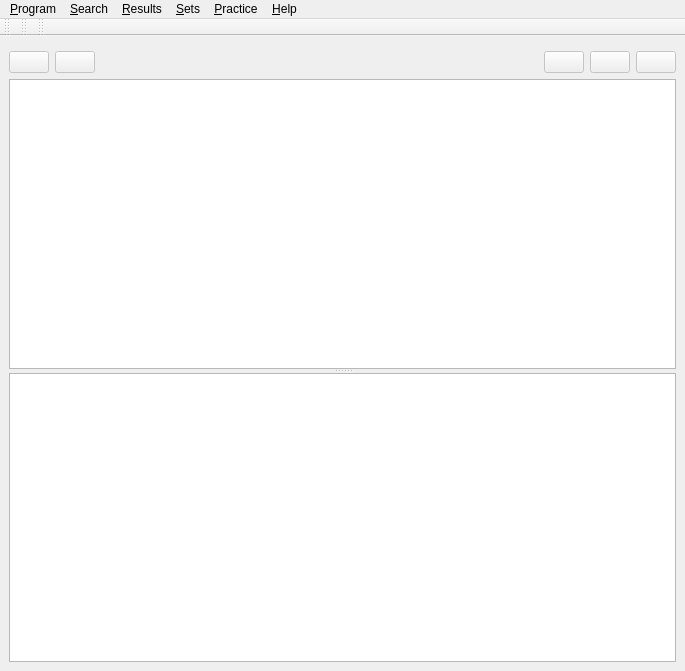
Old version of the form src/gui/MainWindow.ui in the repository Gnurou/tagainijisho.
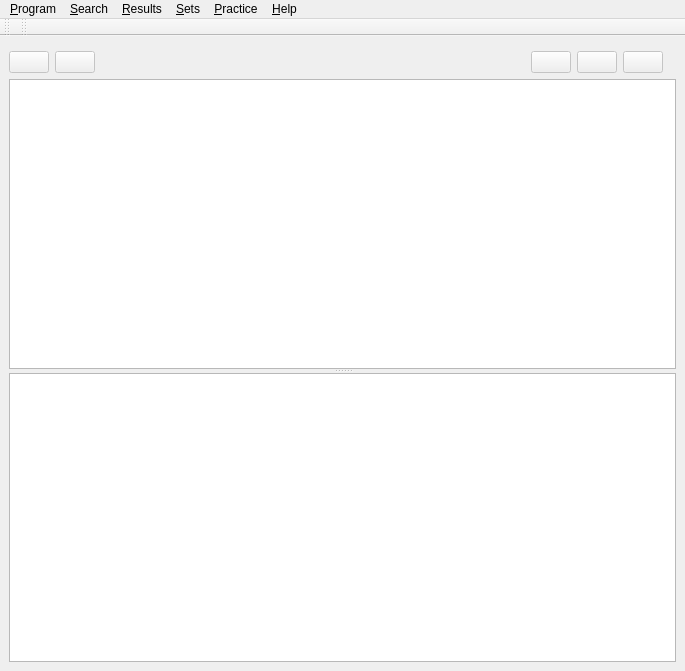
New version of the form. Icons and pictures are not drawn. Custom widgets are drawn as their Qt base class.

Commit message: Moved search animation into results view

The edit to the form file:
```diff
--- a/src/gui/MainWindow.ui
+++ b/src/gui/MainWindow.ui
@@ -149,6 +149,22 @@
         </property>
        </widget>
       </item>
+      <item>
+       <widget class="ClickableLabel" name="searchActiveAnimation">
+        <property name="sizePolicy">
+         <sizepolicy hsizetype="Fixed" vsizetype="Fixed">
+          <horstretch>0</horstretch>
+          <verstretch>0</verstretch>
+         </sizepolicy>
+        </property>
+        <property name="toolTip">
+         <string>Click when a search is active to abort it</string>
+        </property>
+        <property name="text">
+         <string/>
+        </property>
+       </widget>
+      </item>
      </layout>
     </item>
     <item>
@@ -277,17 +293,6 @@
     <bool>false</bool>
    </attribute>
   </widget>
-  <widget class="QToolBar" name="_statusToolBar">
-   <property name="windowTitle">
-    <string>Search status</string>
-   </property>
-   <attribute name="toolBarArea">
-    <enum>TopToolBarArea</enum>
-   </attribute>
-   <attribute name="toolBarBreak">
-    <bool>false</bool>
-   </attribute>
-  </widget>
   <action name="actionExport_user_data">
    <property name="icon">
     <iconset resource="../../tagainijisho.qrc">
@@ -490,6 +495,11 @@
    <header>gui/MultiStackedWidget.h</header>
    <container>1</container>
   </customwidget>
+  <customwidget>
+   <class>ClickableLabel</class>
+   <extends>QLabel</extends>
+   <header>gui/ClickableLabel.h</header>
+  </customwidget>
  </customwidgets>
  <tabstops>
   <tabstop>prevButton</tabstop>
```
The commit also changes 1 other file.
